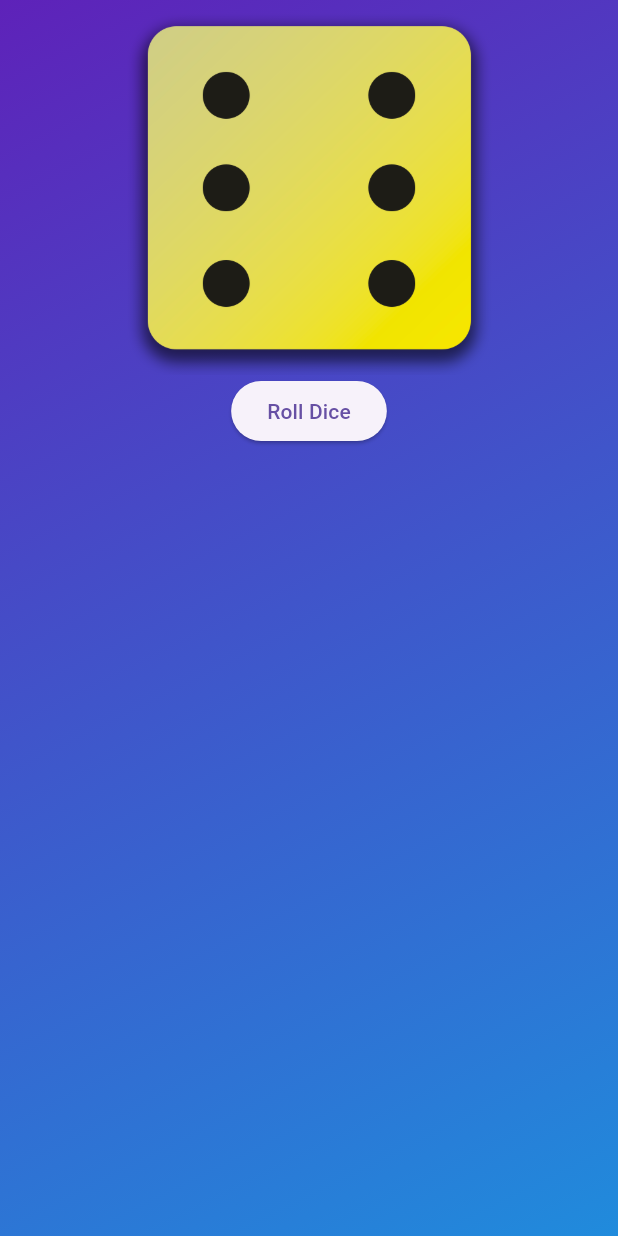
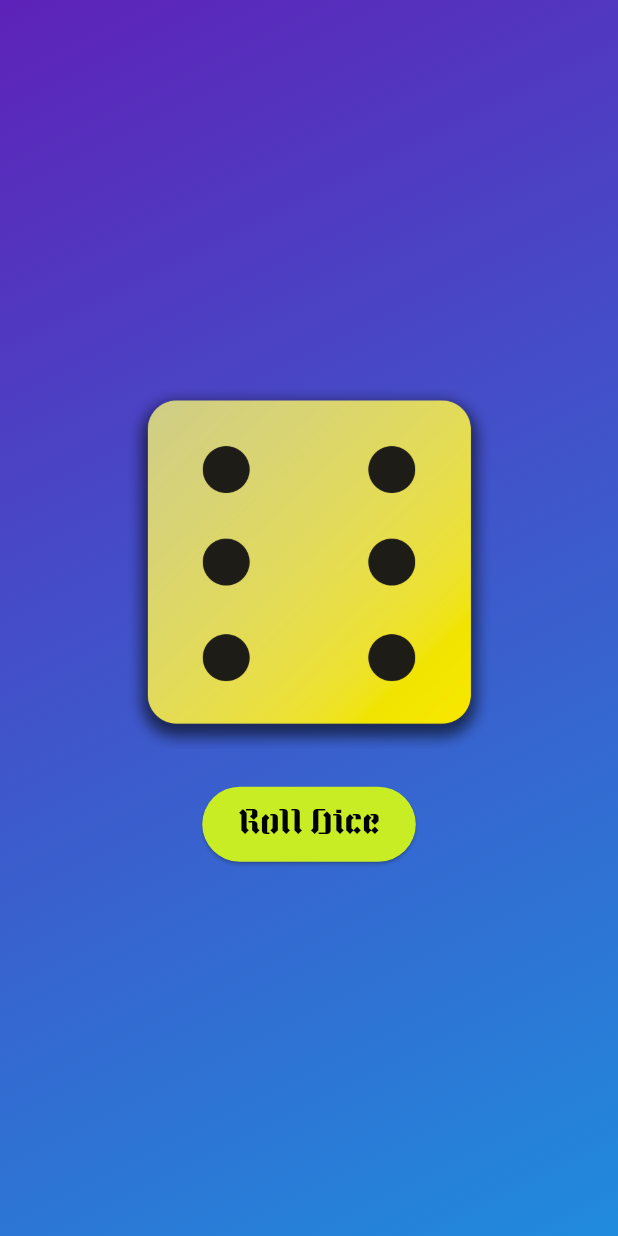
Before and after one commit to Sarthakpurii/CosmicDice, a Flutter app: the screen it shows after launch, after a tap on "Roll Dice", on a phone screen of 412 x 824 dp. Run offline on Flutter 3.47's test engine with Material 3 defaults, Android fonts, the phone set to English and light mode, and no system bars.

Commit message:
added fonts assets

```diff
--- a/lib/gradient_container.dart
+++ b/lib/gradient_container.dart
@@ -1,12 +1,17 @@
 import 'package:flutter/material.dart';
 // import 'package:roll_dice/styled_text.dart';
 
-void rollDice(){
-  // ...
-}
+
 class GradientContainer extends StatelessWidget {
-  const GradientContainer(this.colorList, {super.key});
+  GradientContainer(this.colorList, {super.key});
+
+  var diceImage='assets/dice-6.png';
   final List<Color> colorList;
+
+  void rollDice(){
+  diceImage='assets/dice-4.png';
+  }
+
   @override
   Widget build(context) {
     return Container(
@@ -18,12 +23,26 @@ class GradientContainer extends StatelessWidget {
       ),
       child: Center(
         child: Column(
+          mainAxisSize: MainAxisSize.min,
           children: [
-            Image.asset('assets/dice-6.png', width: 250),
-            const ElevatedButton(onPressed: rollDice, child: Text('Roll Dice'))
-            ]
+            Image.asset(diceImage, width: 250),
+            const SizedBox(height: 25,),
+            ElevatedButton(
+              onPressed: rollDice,
 
-            ),
+              style: const ButtonStyle(
+                // padding: MaterialStatePropertyAll(EdgeInsets.all(20)),
+                animationDuration: Duration(seconds: 2),
+                minimumSize: MaterialStatePropertyAll(Size(125, 50)),
+                backgroundColor: MaterialStatePropertyAll(Color.fromARGB(255, 201, 237, 36)),
+                foregroundColor: MaterialStatePropertyAll(Colors.black)
+              ),
+              child: const Text(
+                'Roll Dice',
+                style: TextStyle(
+                fontFamily: 'Blatter',
+                fontSize: 22)))
+            ],),
       ),
     );
   }
--- a/lib/main.dart
+++ b/lib/main.dart
@@ -3,10 +3,10 @@ import 'package:roll_dice/gradient_container.dart';
 
 void main() {
   runApp(
-    const MaterialApp(
+    MaterialApp(
       home: Scaffold(
         // backgroundColor: Color.fromARGB(255, 191, 86, 226),
-        body: GradientContainer([
+        body: GradientContainer(const [
                 Color.fromARGB(255, 94, 34, 185),
                 Color.fromARGB(255, 32, 139, 220)]),
       ),
```
Also changed, not shown: pubspec.yaml (+10 -4 lines), assets/Blatter-Regular.ttf (added), assets/NeueComic.otf (added), assets/Revoke-Regular.ttf (added).
